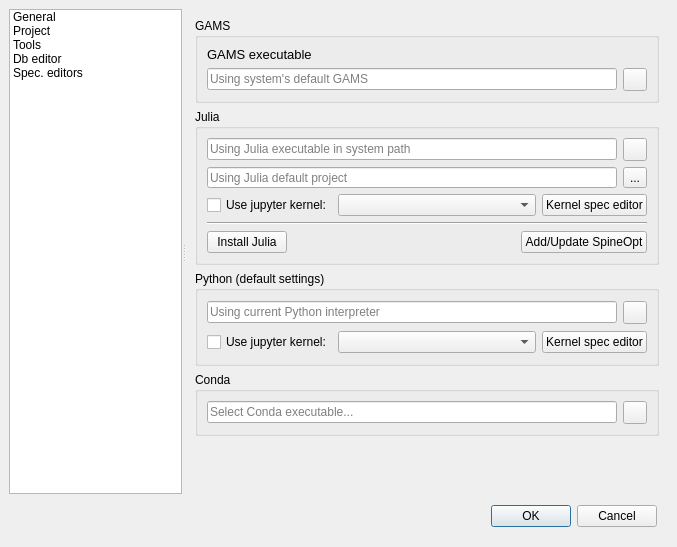
Qt form spinetoolbox/ui/settings.ui (spine-tools/Spine-Toolbox) before a commit.
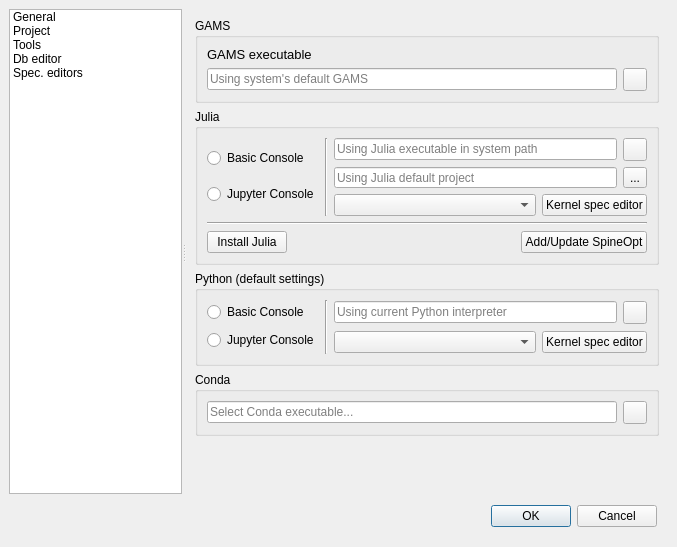
The same form after that commit. Icons and pictures are not drawn. Custom widgets are drawn as their Qt base class.

Commit message:
Make Julia and Python Settings (in Settings -> Tools) consistent with Python Tool spec editor
- Radiobuttons are now used to select either the Basic Console or the Jupyter Console

Issue #1468

```diff
--- a/spinetoolbox/ui/settings.ui
+++ b/spinetoolbox/ui/settings.ui
@@ -767,8 +767,43 @@
           <property name="title">
            <string>Julia</string>
           </property>
+          <layout class="QVBoxLayout" name="verticalLayout_16">
+           <item>
+            <layout class="QHBoxLayout" name="horizontalLayout_14">
+             <item>
           <layout class="QVBoxLayout" name="verticalLayout">
            <item>
+                <widget class="QRadioButton" name="radioButton_use_julia_basic_console">
+                 <property name="toolTip">
+                  <string>&lt;html&gt;&lt;head/&gt;&lt;body&gt;&lt;p&gt;Use basic Julia REPL to execute Julia Tool specs&lt;/p&gt;&lt;/body&gt;&lt;/html&gt;</string>
+                 </property>
+                 <property name="text">
+                  <string>Basic Console</string>
+                 </property>
+                </widget>
+               </item>
+               <item>
+                <widget class="QRadioButton" name="radioButton_use_julia_jupyter_console">
+                 <property name="toolTip">
+                  <string>&lt;html&gt;&lt;head/&gt;&lt;body&gt;&lt;p&gt;Use Jupyter Console to execute Julia Tool specs. Select a Julia kernel spec to use this option.&lt;/p&gt;&lt;/body&gt;&lt;/html&gt;</string>
+                 </property>
+                 <property name="text">
+                  <string>Jupyter Console</string>
+                 </property>
+                </widget>
+               </item>
+              </layout>
+             </item>
+             <item>
+              <widget class="Line" name="line_3">
+               <property name="orientation">
+                <enum>Qt::Vertical</enum>
+               </property>
+              </widget>
+             </item>
+             <item>
+              <layout class="QVBoxLayout" name="verticalLayout_15">
+               <item>
             <layout class="QHBoxLayout" name="horizontalLayout_8">
              <item>
               <widget class="QLineEdit" name="lineEdit_julia_path">
@@ -844,16 +879,6 @@
            </item>
            <item>
             <layout class="QHBoxLayout" name="horizontalLayout_9">
-             <item>
-              <widget class="QCheckBox" name="checkBox_use_julia_kernel">
-               <property name="toolTip">
-                <string>&lt;html&gt;&lt;head/&gt;&lt;body&gt;&lt;p&gt;Execute Julia Tool specifications in Spine Console / Jupyter Console.&lt;/p&gt;&lt;/body&gt;&lt;/html&gt;</string>
-               </property>
-               <property name="text">
-                <string>Use jupyter kernel:</string>
-               </property>
-              </widget>
-             </item>
              <item>
               <widget class="CustomQComboBox" name="comboBox_julia_kernel">
                <property name="sizePolicy">
@@ -879,12 +904,16 @@
                 </sizepolicy>
                </property>
                <property name="toolTip">
-                <string>Open Julia kernel spec editor</string>
+                    <string>&lt;html&gt;&lt;head/&gt;&lt;body&gt;&lt;p&gt;Open Julia kernel spec editor&lt;/p&gt;&lt;/body&gt;&lt;/html&gt;</string>
                </property>
                <property name="text">
                 <string>Kernel spec editor</string>
                </property>
               </widget>
+                 </item>
+                </layout>
+               </item>
+              </layout>
              </item>
             </layout>
            </item>
@@ -944,11 +973,44 @@
            </size>
           </property>
           <property name="toolTip">
-           <string>&lt;html&gt;&lt;head/&gt;&lt;body&gt;&lt;p&gt;These are the &lt;span style=&quot; font-weight:600;&quot;&gt;default settings&lt;/span&gt; for new Python Tool specs. You can override these for each Tool spec separately.&lt;/p&gt;&lt;/body&gt;&lt;/html&gt;</string>
+           <string>&lt;html&gt;&lt;head/&gt;&lt;body&gt;&lt;p&gt;&lt;span style=&quot; font-weight:600;&quot;&gt;Default settings&lt;/span&gt; for new Python Tool specs. Defaults can be changed for each Tool specification separately.&lt;/p&gt;&lt;/body&gt;&lt;/html&gt;</string>
           </property>
           <property name="title">
            <string>Python (default settings)</string>
           </property>
+          <layout class="QHBoxLayout" name="horizontalLayout_3">
+           <item>
+            <layout class="QVBoxLayout" name="verticalLayout_14">
+             <item>
+              <widget class="QRadioButton" name="radioButton_use_python_basic_console">
+               <property name="toolTip">
+                <string>&lt;html&gt;&lt;head/&gt;&lt;body&gt;&lt;p&gt;Execute Python Tool specifications in basic Python REPL.&lt;/p&gt;&lt;p&gt;&lt;span style=&quot; font-weight:600;&quot;&gt;NOTE:&lt;/span&gt; This is the &lt;span style=&quot; font-weight:600;&quot;&gt;default setting&lt;/span&gt; for new Python Tool specs. You can override this for each Tool spec separately.&lt;/p&gt;&lt;/body&gt;&lt;/html&gt;</string>
+               </property>
+               <property name="text">
+                <string>Basic Console</string>
+               </property>
+              </widget>
+             </item>
+             <item>
+              <widget class="QRadioButton" name="radioButton_use_python_jupyter_console">
+               <property name="toolTip">
+                <string>&lt;html&gt;&lt;head/&gt;&lt;body&gt;&lt;p&gt;Use Jupyter Console to execute Python Tool specs. Select a Python kernel spec to use this option.&lt;/p&gt;&lt;p&gt;&lt;span style=&quot; font-weight:600;&quot;&gt;NOTE:&lt;/span&gt; This is the &lt;span style=&quot; font-weight:600;&quot;&gt;default setting&lt;/span&gt; for new Python Tool specs. You can override this for each Tool spec separately.&lt;/p&gt;&lt;/body&gt;&lt;/html&gt;</string>
+               </property>
+               <property name="text">
+                <string>Jupyter Console</string>
+               </property>
+              </widget>
+             </item>
+            </layout>
+           </item>
+           <item>
+            <widget class="Line" name="line_2">
+             <property name="orientation">
+              <enum>Qt::Vertical</enum>
+             </property>
+            </widget>
+           </item>
+           <item>
           <layout class="QVBoxLayout" name="verticalLayout_5">
            <item>
             <layout class="QHBoxLayout" name="horizontalLayout_10">
@@ -986,16 +1048,6 @@
            </item>
            <item>
             <layout class="QHBoxLayout" name="horizontalLayout_11">
-             <item>
-              <widget class="QCheckBox" name="checkBox_use_python_kernel">
-               <property name="toolTip">
-                <string>&lt;html&gt;&lt;head/&gt;&lt;body&gt;&lt;p&gt;Execute Python Tool specifications in Python Console / Jupyter Console.&lt;/p&gt;&lt;p&gt;&lt;span style=&quot; font-weight:600;&quot;&gt;NOTE:&lt;/span&gt; This is the &lt;span style=&quot; font-weight:600;&quot;&gt;default setting&lt;/span&gt; for new Python Tool specs. You can override this for each Tool spec separately.&lt;/p&gt;&lt;/body&gt;&lt;/html&gt;</string>
-               </property>
-               <property name="text">
-                <string>Use jupyter kernel:</string>
-               </property>
-              </widget>
-             </item>
              <item>
               <widget class="CustomQComboBox" name="comboBox_python_kernel">
                <property name="sizePolicy">
@@ -1027,12 +1079,14 @@
                 </size>
                </property>
                <property name="toolTip">
-                <string>Open Python kernel spec editor</string>
+                  <string>&lt;html&gt;&lt;head/&gt;&lt;body&gt;&lt;p&gt;Open Python kernel spec editor&lt;/p&gt;&lt;/body&gt;&lt;/html&gt;</string>
                </property>
                <property name="text">
                 <string>Kernel spec editor</string>
                </property>
               </widget>
+               </item>
+              </layout>
              </item>
             </layout>
            </item>
```
Left out of the diff: 14 changed lines with no effect on the pictures. Lines whose indentation alone changed are shown as unchanged. The commit also changes 3 other files.
